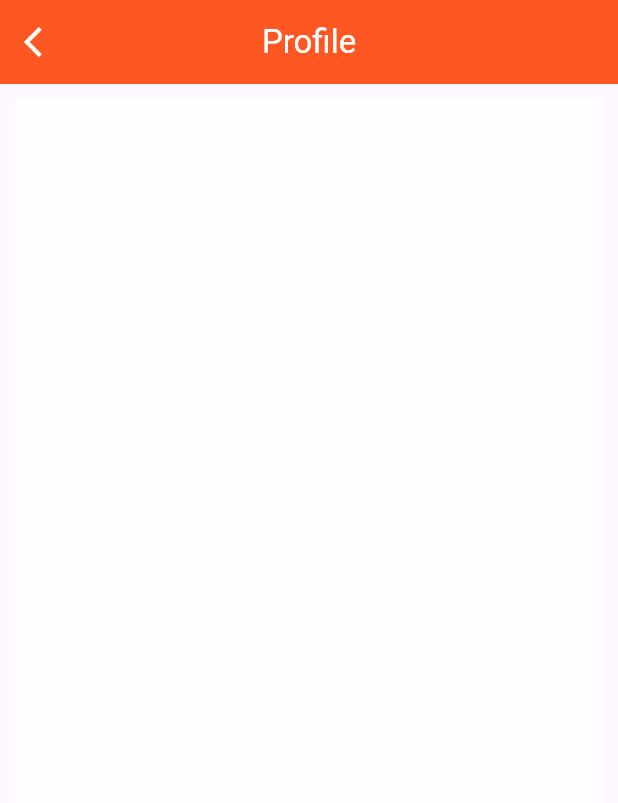
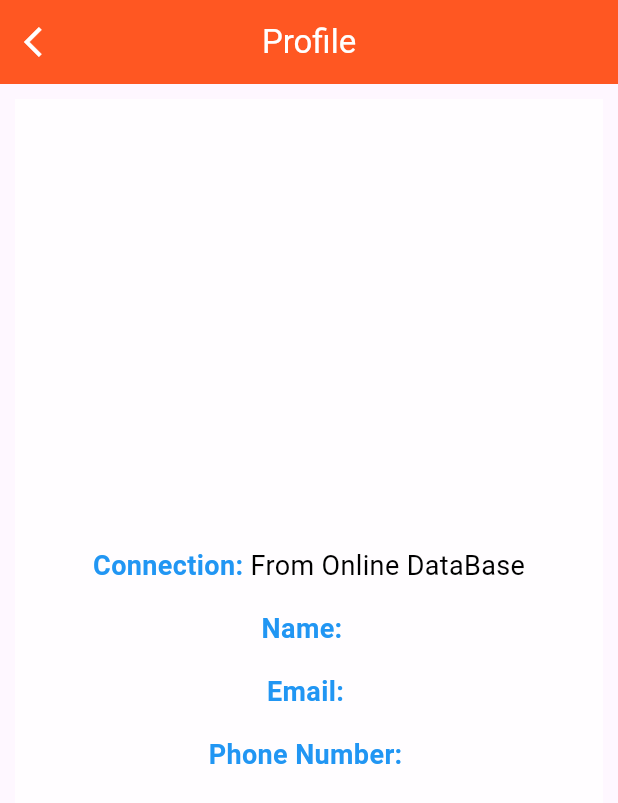
Before and after one commit to ASU-CarPool-Project/Drivers-App, a Flutter app: the home screen opened directly, in the side drawer, after a tap on "Profile", on a phone screen of 412 x 824 dp. Shown: the top 803 px of the screen. Run offline on Flutter 3.47's test engine with Material 3 defaults, Android fonts, the phone set to English and light mode, and no system bars; our stand-ins replace cloud_firestore, connectivity, firebase_auth, firebase_core, firebase_database, fluttertoast and 2 more; accounts and stored records are empty; network calls fail.

Commit message:
added shared pref for local profile

```diff
--- a/lib/home.dart
+++ b/lib/home.dart
@@ -100,7 +100,7 @@ class _homeState extends State<home> {
                   ),
                   onTap: () {
                     Navigator.of(context).push(
-                      MaterialPageRoute(builder: (context) => const profile()),
+                      MaterialPageRoute(builder: (context) => profile()),
                     );
                   },
                 ),
--- a/lib/profile.dart
+++ b/lib/profile.dart
@@ -1,9 +1,8 @@
-import 'package:asu_carpool_driver/DatabaseClass.dart';
-import 'package:asu_carpool_driver/home.dart';
-import 'package:connectivity/connectivity.dart';
 import 'package:flutter/material.dart';
 import 'package:firebase_auth/firebase_auth.dart';
 import 'package:cloud_firestore/cloud_firestore.dart';
+import 'package:shared_preferences/shared_preferences.dart';
+import 'package:connectivity/connectivity.dart';
 import 'MyWidgets.dart';
 
 class profile extends StatefulWidget {
@@ -14,10 +13,14 @@ class profile extends StatefulWidget {
 }
 
 class _profileState extends State<profile> {
-  LocalDatabase mydb = LocalDatabase();
-  User? _user;
   Map<String, dynamic>? _userData;
+
   String? connection;
+  String? firstName;
+  String? lastName;
+  String? name;
+  String? email;
+  String? phone;
 
   @override
   void initState() {
@@ -25,51 +28,80 @@ class _profileState extends State<profile> {
     super.initState();
   }
 
-  /////////////////////////////////////////////////////////////////////////////
+  Future<SharedPreferences> getPref() async {
+    SharedPreferences myPref = await SharedPreferences.getInstance();
+    return myPref;
+  }
 
   Future<void> _getUserInfo() async {
-    // Check for internet connectivity
-    var connectivityResult = await (Connectivity().checkConnectivity());
-    if (connectivityResult == ConnectivityResult.none) {
-      print("---------------> No internet connection");
-      connection = "From Local Database";
+    try {
+      // Check for internet connection using the connectivity package
+      var connectivityResult = await Connectivity().checkConnectivity();
+      bool hasInternetConnection =
+          connectivityResult == ConnectivityResult.mobile ||
+              connectivityResult == ConnectivityResult.wifi;
+      print(hasInternetConnection);
+      if (hasInternetConnection) {
+        print("Internet connection");
+        print("Online DB 1");
+        await _fetchDataFromFirestore();
+        // await _fetchDataFromPref();
+      } else {
+        print("No internet connection");
         print("Local DB 1");
-      _fetchDataFromSQLite();
-      // _fetchDataFromFirestore();
-    } else {
-      connection = "From Online DataBase";
-      print("Online DB 1");
-      // _fetchDataFromFirestore();
-      _fetchDataFromSQLite();
+        await _fetchDataFromPref();
+      }
+    } catch (e) {
+      print("Error: $e");
     }
   }
 
   Future<void> _fetchDataFromFirestore() async {
+    try {
       print("Online DB 2");
       User? user = FirebaseAuth.instance.currentUser;
       if (user != null) {
-      DocumentSnapshot<Map<String, dynamic>> userData = await FirebaseFirestore
-          .instance
+        DocumentSnapshot<Map<String, dynamic>> userData =
+            await FirebaseFirestore.instance
                 .collection('users_driver')
                 .doc(user.uid)
                 .get();
 
         setState(() {
-        _user = user;
           _userData = userData.data();
+          connection = "From Online DataBase";
+
+          name = '${_userData!['firstName']} ${_userData!['lastName']}';
+          email = _userData!['email'];
+          phone = _userData!['phone'];
         });
+      } else {
+        await _fetchDataFromPref();
+      }
+    } catch (e) {
+      print("Error: $e");
     }
   }
 
-  Future<void> _fetchDataFromSQLite() async {
+  Future<void> _fetchDataFromPref() async {
+    try {
       print("Local DB 2");
-    Map<String, dynamic>? RESPONSE =
-        await mydb.reading('''SELECT * FROM '$userID' ''');
-    _userData = RESPONSE;
-    setState(() {});
+      SharedPreferences myPref = await getPref();
+      setState(() {
+        connection = "From Local Database";
+
+        firstName = myPref.getString('firstName') ?? '';
+        lastName = myPref.getString('lastName') ?? '';
+        email = myPref.getString('email') ?? '';
+        phone = myPref.getString('phone') ?? '';
+        name = '$firstName $lastName';
+
+        print(name);
+      });
+    } catch (e) {
+      print("Error: $e");
     }
-
-  /////////////////////////////////////////////////////////////////////////////
+  }
 
   @override
   Widget build(BuildContext context) {
@@ -88,16 +120,10 @@ class _profileState extends State<profile> {
             child: Column(
               mainAxisAlignment: MainAxisAlignment.center,
               children: [
-                if (connection != null) textPlace("Connection: ", connection!),
-                if (_userData != null)
-                  textPlace(
-                      "Name: ",
-                      _userData!['firstName'] + " " + _userData!['lastName'] ??
-                          ''),
-                if (_userData != null)
-                  textPlace("Email: ", _userData!['email'] ?? ''),
-                if (_userData != null)
-                  textPlace("Phone Number: ", _userData!['phone'] ?? ''),
+                textPlace("Connection: ", connection ?? ''),
+                textPlace("Name: ", name ?? ''),
+                textPlace("Email: ", email ?? ''),
+                textPlace("Phone Number: ", phone ?? ''),
               ],
             ),
           ),
--- a/lib/tracking.dart
+++ b/lib/tracking.dart
@@ -17,6 +17,7 @@ class _trackingState extends State<tracking> {
   Widget build(BuildContext context) {
     return Scaffold(
         appBar: AppBar(
+          leading: iconBack(context),
           backgroundColor: colorsPrimary,
           title: textPageTitle("Pickup Request"),
           centerTitle: true,
--- a/pubspec.yaml
+++ b/pubspec.yaml
@@ -47,6 +47,7 @@ dependencies:
   path: ^1.8.3
   connectivity: ^3.0.6
   sqflite_common_ffi: ^2.3.1
+  shared_preferences: ^2.2.2
 
 dev_dependencies:
   flutter_test:
```
Also changed, not shown: lib/SignUp.dart (+14 -12 lines), pubspec.lock, 2 other files. Lines whose indentation alone changed are shown as unchanged.
